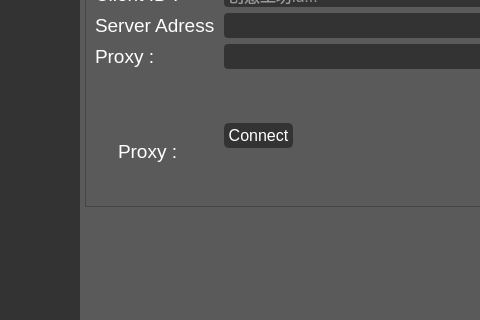
First picture: the form in mainwindow.ui, repository 0kk470/modtool_qt, before the edit; both pictures show x 0 to 480 and y 148 to 468 of the 800 by 550 pixel window.
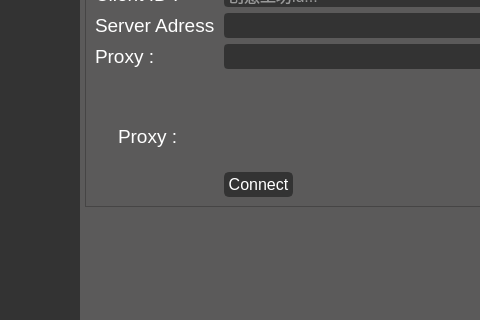
Second picture: the form after the edit. Icons and pictures are not drawn.

Commit message: 非最大模式西支持窗口拖拽移动

Diff of the .ui file:
```diff
--- a/mainwindow.ui
+++ b/mainwindow.ui
@@ -1459,7 +1459,7 @@
                     <property name="geometry">
                      <rect>
                       <x>139</x>
-                      <y>151</y>
+                      <y>200</y>
                       <width>69</width>
                       <height>25</height>
                      </rect>
@@ -1512,7 +1512,7 @@
                     <property name="geometry">
                      <rect>
                       <x>33</x>
-                      <y>167</y>
+                      <y>152</y>
                       <width>100</width>
                       <height>25</height>
                      </rect>
```
The commit also changes 2 other files.
